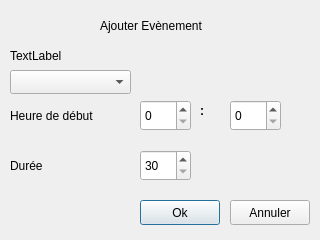
Old version of the form thermostat/Thermostat/addEvent.ui in the repository kimchicharlie/Envio.
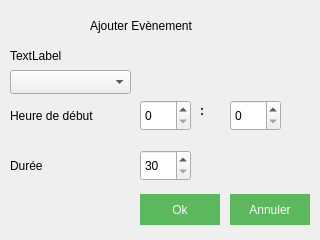
New version of the form.

Diff of the .ui file:
```diff
--- a/thermostat/Thermostat/addEvent.ui
+++ b/thermostat/Thermostat/addEvent.ui
@@ -19,12 +19,17 @@
   <widget class="QLabel" name="TitleLbl">
    <property name="geometry">
     <rect>
-     <x>100</x>
+     <x>90</x>
      <y>10</y>
-     <width>111</width>
+     <width>121</width>
      <height>31</height>
     </rect>
    </property>
+   <property name="styleSheet">
+    <string notr="true">	font-family:&quot;Montserrat&quot;, sans-serif;
+	font-size: 12px;
+</string>
+   </property>
    <property name="text">
     <string>Ajouter Evènement</string>
    </property>
@@ -120,11 +125,36 @@
    <property name="geometry">
     <rect>
      <x>140</x>
-     <y>200</y>
+     <y>194</y>
      <width>80</width>
-     <height>25</height>
+     <height>31</height>
     </rect>
    </property>
+   <property name="styleSheet">
+    <string notr="true">QPushButton
+{
+	font-family:&quot;Montserrat&quot;, sans-serif;
+	text-transform: uppercase;
+	outline: 0;
+	background: #5cb85c;
+	border: 0;
+	padding: 10px;
+	color: #FFFFFF;
+	font-size: 12px;
+}
+
+QPushButton:hover
+{
+	font-family:&quot;Montserrat&quot;, sans-serif;
+	text-transform: uppercase;
+	outline: 0;
+	background: #449d44;
+	border: 0;
+	padding: 10px;
+	color: #FFFFFF;
+	font-size: 12px;
+}</string>
+   </property>
    <property name="text">
     <string>Ok</string>
    </property>
@@ -133,11 +163,36 @@
    <property name="geometry">
     <rect>
      <x>230</x>
-     <y>200</y>
+     <y>194</y>
      <width>80</width>
-     <height>25</height>
+     <height>31</height>
     </rect>
    </property>
+   <property name="styleSheet">
+    <string notr="true">QPushButton
+{
+	font-family:&quot;Montserrat&quot;, sans-serif;
+	text-transform: uppercase;
+	outline: 0;
+	background: #5cb85c;
+	border: 0;
+	padding: 10px;
+	color: #FFFFFF;
+	font-size: 12px;
+}
+
+QPushButton:hover
+{
+	font-family:&quot;Montserrat&quot;, sans-serif;
+	text-transform: uppercase;
+	outline: 0;
+	background: #449d44;
+	border: 0;
+	padding: 10px;
+	color: #FFFFFF;
+	font-size: 12px;
+}</string>
+   </property>
    <property name="text">
     <string>Annuler</string>
    </property>
```
Left out of the diff: 15 changed lines with no effect on the pictures.
